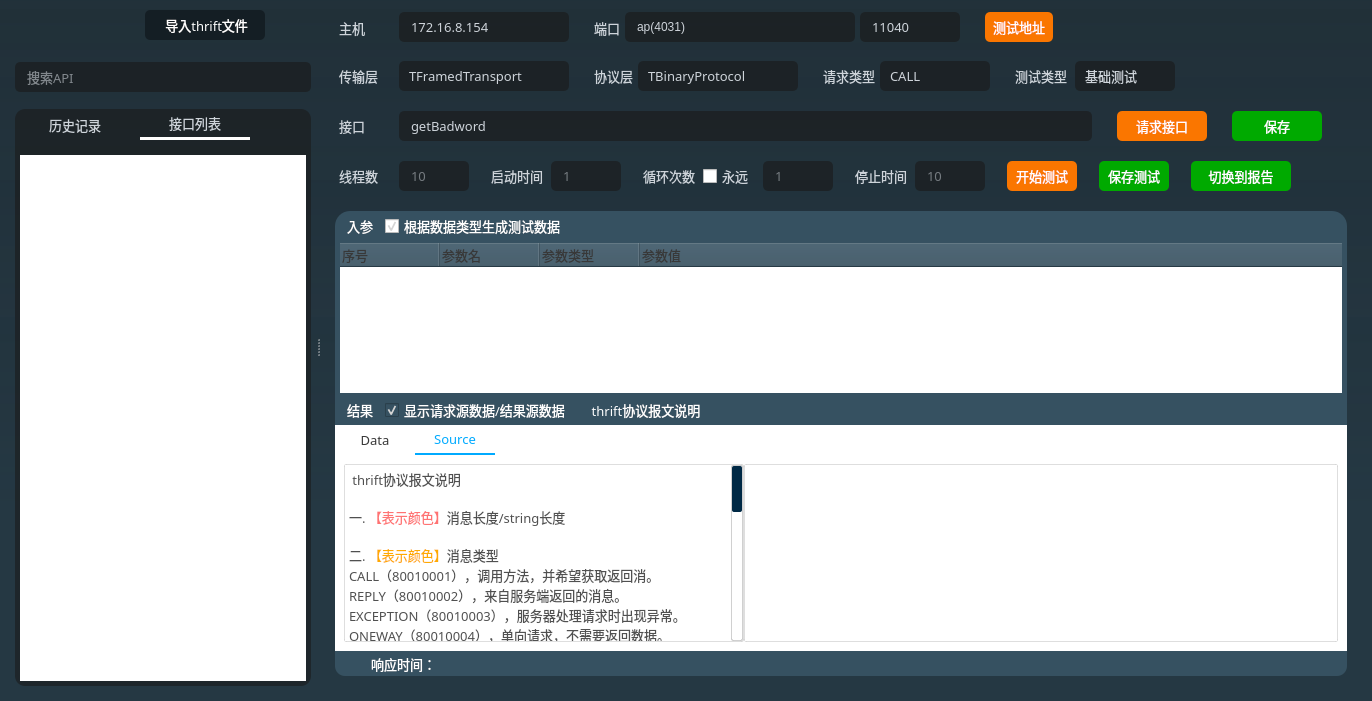
The window that source/thriftwidget.ui (HuaGouFdog/Fdog-Kit) describes before a commit, drawn with Qt 5.
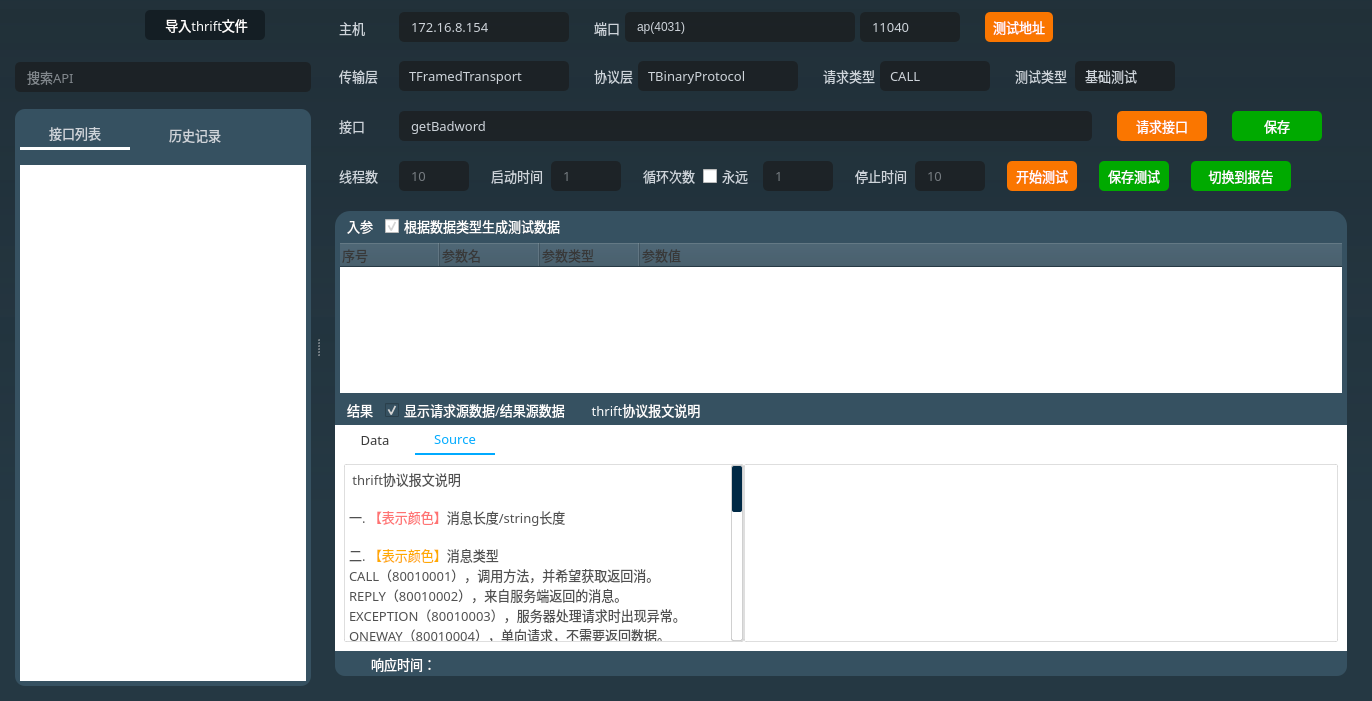
The same window after the commit. Icons and pictures are not drawn.

Commit message: 修复参数产生异常

```diff
--- a/source/thriftwidget.ui
+++ b/source/thriftwidget.ui
@@ -359,7 +359,7 @@
         <widget class="QWidget" name="widget_thrift_api" native="true">
          <property name="styleSheet">
           <string notr="true">#widget_thrift_api {
-background-color: rgba(25, 25, 25, 150);
+background-color: rgb(54, 81, 97);
 border-radius: 10px;
 }</string>
          </property>
@@ -368,7 +368,7 @@
            <number>0</number>
           </property>
           <property name="topMargin">
-           <number>0</number>
+           <number>10</number>
           </property>
           <property name="rightMargin">
            <number>0</number>
@@ -456,15 +456,6 @@
             <property name="currentIndex">
              <number>1</number>
             </property>
-            <widget class="QWidget" name="tab">
-             <attribute name="icon">
-              <iconset resource="lib.qrc">
-               <normaloff>:/lib/history2.png</normaloff>:/lib/history2.png</iconset>
-             </attribute>
-             <attribute name="title">
-              <string>历史记录</string>
-             </attribute>
-            </widget>
             <widget class="QWidget" name="tab_2">
              <property name="styleSheet">
               <string notr="true">#tab_2{
@@ -584,6 +575,15 @@
               </item>
              </layout>
             </widget>
+            <widget class="QWidget" name="tab">
+             <attribute name="icon">
+              <iconset resource="lib.qrc">
+               <normaloff>:/lib/history2.png</normaloff>:/lib/history2.png</iconset>
+             </attribute>
+             <attribute name="title">
+              <string>历史记录</string>
+             </attribute>
+            </widget>
            </widget>
           </item>
          </layout>
```
Left out of the diff: 44 changed lines with no effect on the pictures. The commit also changes 2 other files.
